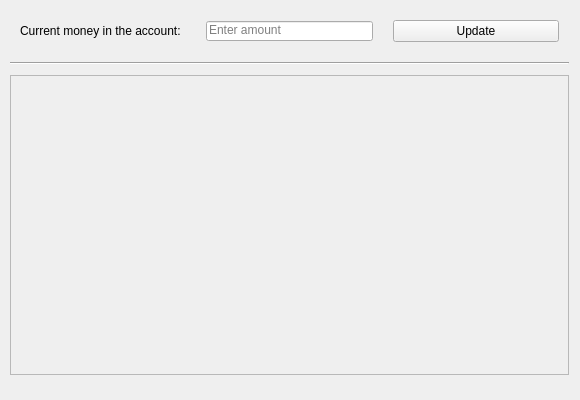
The window that gui/mainWindow.ui (asaf123098/expensesCalculator) describes before a commit, drawn with Qt 5.
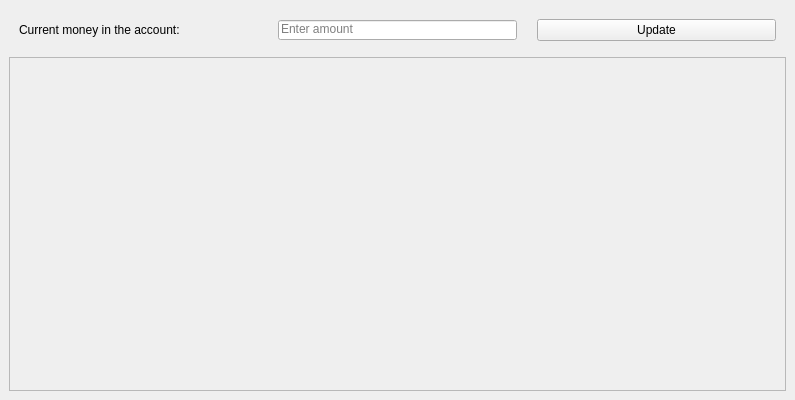
The same window after the commit.

```diff
--- a/gui/mainWindow.ui
+++ b/gui/mainWindow.ui
@@ -9,7 +9,7 @@
    <rect>
     <x>0</x>
     <y>0</y>
-    <width>580</width>
+    <width>795</width>
     <height>400</height>
    </rect>
   </property>
@@ -27,8 +27,8 @@
   </property>
   <property name="maximumSize">
    <size>
-    <width>580</width>
-    <height>400</height>
+    <width>10000</width>
+    <height>10000</height>
    </size>
   </property>
   <property name="windowTitle">
@@ -47,23 +47,48 @@
      <height>0</height>
     </size>
    </property>
-   <widget class="QWidget" name="verticalLayoutWidget">
-    <property name="geometry">
-     <rect>
-      <x>10</x>
-      <y>10</y>
-      <width>559</width>
-      <height>368</height>
-     </rect>
-    </property>
-    <layout class="QVBoxLayout" name="verticalLayout" stretch="2,0,5">
-     <property name="spacing">
-      <number>10</number>
-     </property>
+   <layout class="QGridLayout" name="gridLayout">
+    <item row="0" column="0">
+     <layout class="QGridLayout" name="gridLayout_2">
      <property name="sizeConstraint">
       <enum>QLayout::SetMinAndMaxSize</enum>
      </property>
-     <item>
+      <item row="1" column="0">
+       <widget class="QScrollArea" name="scrollArea">
+        <property name="sizePolicy">
+         <sizepolicy hsizetype="Maximum" vsizetype="Minimum">
+          <horstretch>0</horstretch>
+          <verstretch>2</verstretch>
+         </sizepolicy>
+        </property>
+        <property name="minimumSize">
+         <size>
+          <width>500</width>
+          <height>300</height>
+         </size>
+        </property>
+        <property name="maximumSize">
+         <size>
+          <width>10000</width>
+          <height>10000</height>
+         </size>
+        </property>
+        <property name="widgetResizable">
+         <bool>true</bool>
+        </property>
+        <widget class="QWidget" name="scrollAreaWidget">
+         <property name="geometry">
+          <rect>
+           <x>0</x>
+           <y>0</y>
+           <width>773</width>
+           <height>308</height>
+          </rect>
+         </property>
+        </widget>
+       </widget>
+      </item>
+      <item row="0" column="0">
       <layout class="QHBoxLayout" name="horizontalLayout" stretch="1,1,1">
        <property name="spacing">
         <number>20</number>
@@ -175,50 +200,9 @@
        </item>
       </layout>
      </item>
-     <item>
-      <widget class="Line" name="line">
-       <property name="orientation">
-        <enum>Qt::Horizontal</enum>
-       </property>
-      </widget>
-     </item>
-     <item>
-      <widget class="QScrollArea" name="scrollArea">
-       <property name="sizePolicy">
-        <sizepolicy hsizetype="Maximum" vsizetype="Minimum">
-         <horstretch>0</horstretch>
-         <verstretch>2</verstretch>
-        </sizepolicy>
-       </property>
-       <property name="minimumSize">
-        <size>
-         <width>500</width>
-         <height>300</height>
-        </size>
-       </property>
-       <property name="maximumSize">
-        <size>
-         <width>600</width>
-         <height>300</height>
-        </size>
-       </property>
-       <property name="widgetResizable">
-        <bool>true</bool>
-       </property>
-       <widget class="QWidget" name="scrollAreaWidget">
-        <property name="geometry">
-         <rect>
-          <x>0</x>
-          <y>0</y>
-          <width>555</width>
-          <height>298</height>
-         </rect>
-        </property>
-       </widget>
-      </widget>
-     </item>
-    </layout>
-   </widget>
+     </layout>
+    </item>
+   </layout>
   </widget>
   <widget class="QMenuBar" name="menubar">
    <property name="enabled">
```
Left out of the diff: 2 changed lines with no effect on the pictures. Lines whose indentation alone changed are shown as unchanged.
